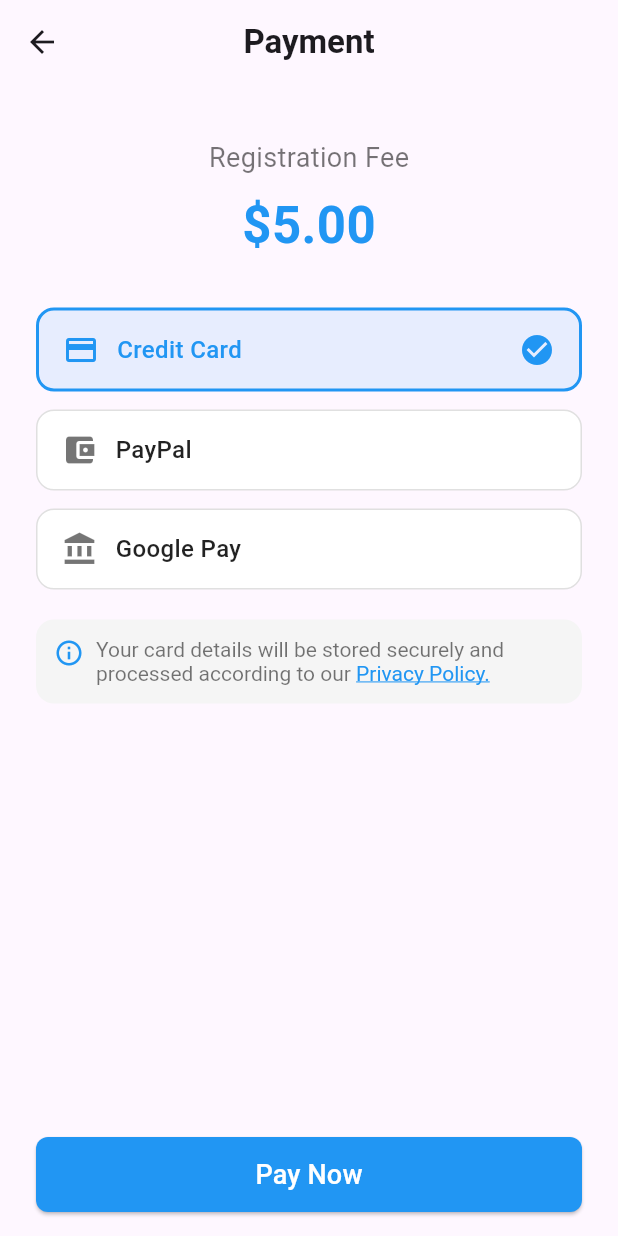
After one commit to sudan04/MediQueue-Notify-Frontend-, a Flutter app: the PaymentGatewayPage screen opened directly, on a phone screen of 412 x 824 dp. The commit adds this screen. Run offline on Flutter 3.47's test engine with Material 3 defaults, Android fonts, the phone set to English and light mode, and no system bars; our stand-ins replace google_nav_bar, image_picker, numberpicker.

Commit message:
payment gateway page created

```diff
--- /dev/null
+++ b/medi_queue_notify/lib/pages/payment_gateway_page.dart
@@ -0,0 +1,158 @@
+import 'package:flutter/material.dart';
+
+class PaymentGatewayPage extends StatefulWidget {
+  const PaymentGatewayPage({super.key});
+
+  @override
+  State<PaymentGatewayPage> createState() => _PaymentPageState();
+}
+
+class _PaymentPageState extends State<PaymentGatewayPage> {
+  String selectedMethod = 'Credit Card';
+
+  @override
+  Widget build(BuildContext context) {
+    return Scaffold(
+      appBar: AppBar(
+        leading: const BackButton(),
+        title: const Text(
+          'Payment',
+          style: TextStyle(fontWeight: FontWeight.bold),
+        ),
+        centerTitle: true,
+        elevation: 0,
+      ),
+      body: Padding(
+        padding: const EdgeInsets.symmetric(horizontal: 24.0, vertical: 16),
+        child: Column(
+          crossAxisAlignment: CrossAxisAlignment.center,
+          children: [
+            const SizedBox(height: 20),
+            const Text(
+              'Registration Fee',
+              style: TextStyle(fontSize: 18, color: Colors.black54),
+            ),
+            const SizedBox(height: 8),
+            const Text(
+              '\$5.00',
+              style: TextStyle(
+                fontSize: 34,
+                fontWeight: FontWeight.bold,
+                color: Colors.blue,
+              ),
+            ),
+            const SizedBox(height: 30),
+
+            // Payment Options
+            buildPaymentOption(
+              icon: Icons.credit_card,
+              title: 'Credit Card',
+            ),
+            const SizedBox(height: 12),
+            buildPaymentOption(
+              icon: Icons.account_balance_wallet,
+              title: 'PayPal',
+            ),
+            const SizedBox(height: 12),
+            buildPaymentOption(
+              icon: Icons.account_balance,
+              title: 'Google Pay',
+            ),
+
+            const SizedBox(height: 20),
+            Container(
+              padding: const EdgeInsets.all(12),
+              decoration: BoxDecoration(
+                borderRadius: BorderRadius.circular(12),
+                color: Colors.grey.shade100,
+              ),
+              child: Row(
+                crossAxisAlignment: CrossAxisAlignment.start,
+                children: [
+                  const Icon(Icons.info_outline, size: 20, color: Colors.blue),
+                  const SizedBox(width: 8),
+                  Expanded(
+                    child: RichText(
+                      text: TextSpan(
+                        style: const TextStyle(color: Colors.black54, fontSize: 14),
+                        children: [
+                          const TextSpan(
+                              text:
+                                  'Your card details will be stored securely and processed according to our '),
+                          TextSpan(
+                            text: 'Privacy Policy.',
+                            style: const TextStyle(
+                              color: Colors.blue,
+                              decoration: TextDecoration.underline,
+                            ),
+                          ),
+                        ],
+                      ),
+                    ),
+                  ),
+                ],
+              ),
+            ),
+
+            const Spacer(),
+            SizedBox(
+              width: double.infinity,
+              height: 50,
+              child: ElevatedButton(
+                onPressed: () {},
+                style: ElevatedButton.styleFrom(
+                  backgroundColor: Colors.blue,
+                  shape: RoundedRectangleBorder(
+                    borderRadius: BorderRadius.circular(8),
+                  ),
+                ),
+                child: const Text(
+                  'Pay Now',
+                  style: TextStyle(fontSize: 18, color: Colors.white),
+                ),
+              ),
+            ),
+          ],
+        ),
+      ),
+    );
+  }
+
+  Widget buildPaymentOption({required IconData icon, required String title}) {
+    final bool isSelected = selectedMethod == title;
+    return GestureDetector(
+      onTap: () => setState(() => selectedMethod = title),
+      child: Container(
+        padding: const EdgeInsets.symmetric(horizontal: 16, vertical: 14),
+        decoration: BoxDecoration(
+          borderRadius: BorderRadius.circular(12),
+          border: Border.all(
+            color: isSelected ? Colors.blue : Colors.grey.shade300,
+            width: isSelected ? 2 : 1,
+          ),
+          color: isSelected ? Colors.blue.withOpacity(0.1) : Colors.white,
+        ),
+        child: Row(
+          children: [
+            Icon(icon, color: isSelected ? Colors.blue : Colors.black54),
+            const SizedBox(width: 12),
+            Expanded(
+              child: Text(
+                title,
+                style: TextStyle(
+                  fontSize: 16,
+                  color: isSelected ? Colors.blue : Colors.black87,
+                  fontWeight: FontWeight.w500,
+                ),
+              ),
+            ),
+            if (isSelected)
+              const Icon(Icons.check_circle, color: Colors.blue)
+            else
+              const SizedBox(width: 24),
+          ],
+        ),
+      ),
+    );
+  }
+}
--- a/medi_queue_notify/lib/pages/welcome_page.dart
+++ b/medi_queue_notify/lib/pages/welcome_page.dart
@@ -3,6 +3,7 @@
 import 'package:medi_queue_notify/pages/forms/task_page.dart';
 import 'package:medi_queue_notify/pages/home_page.dart';
 import 'package:medi_queue_notify/pages/patient_admission.dart';
+import 'package:medi_queue_notify/pages/payment_gateway_page.dart';
 import 'package:medi_queue_notify/pages/task_management.dart';
 
 class WelcomePage extends StatelessWidget {
@@ -66,6 +67,18 @@
                 },
                 child: Text("Task Management"),
               ),
+
+              TextButton(
+                onPressed: () {
+                  Navigator.push(
+                    context,
+                    MaterialPageRoute(
+                      builder: (context) => PaymentGatewayPage(),
+                    ),
+                  );
+                },
+                child: Text("Payment"),
+              ),
             ],
           ),
         ),
```
